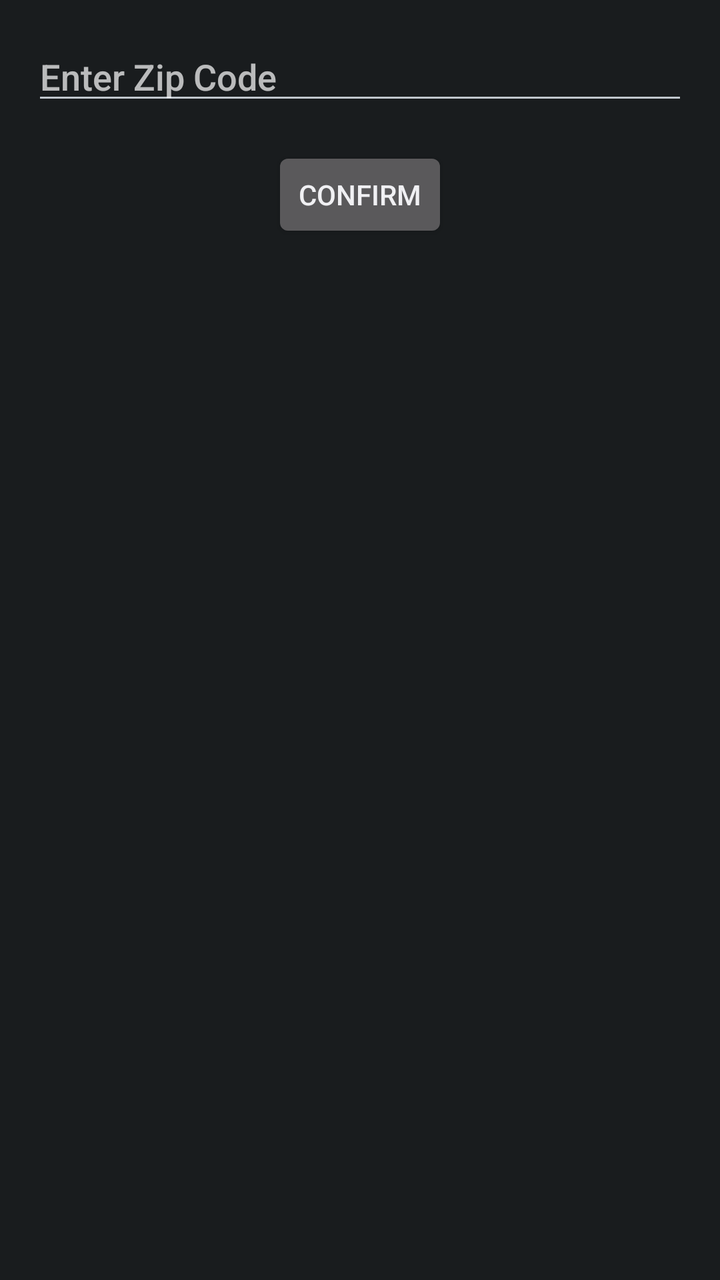
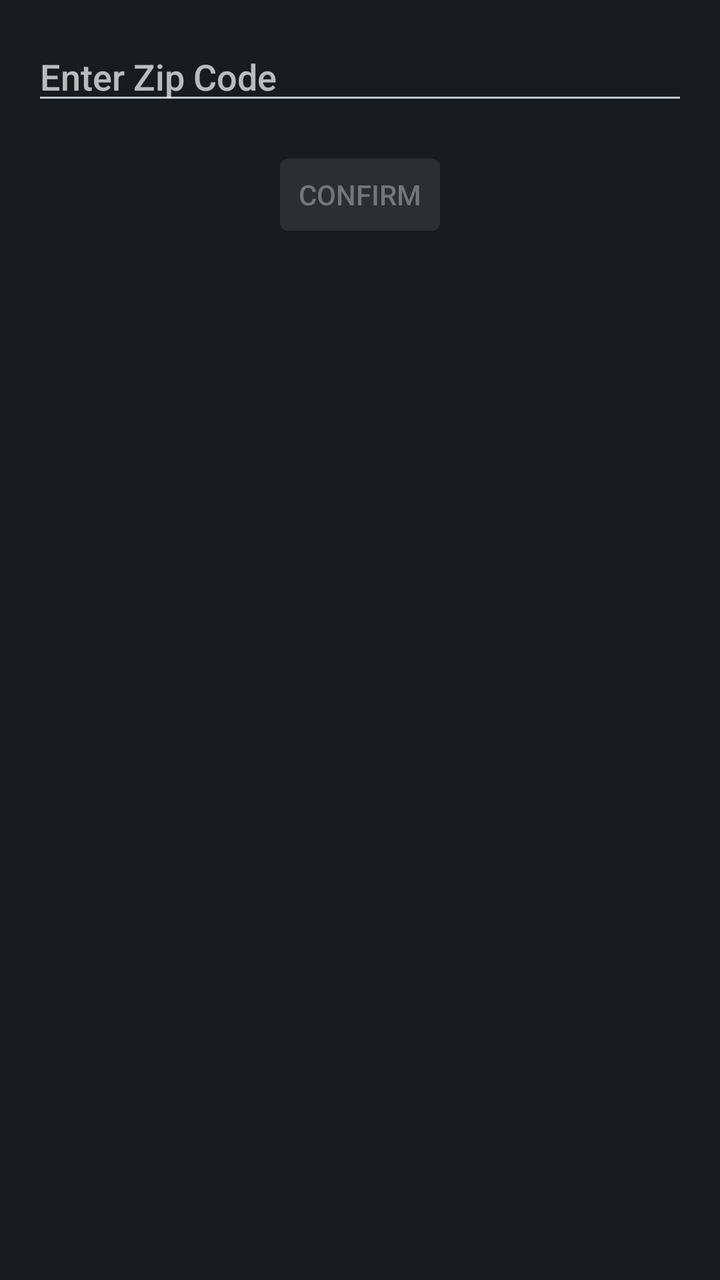

Screens rendered from an Android XML layout before and after an edit, with the pre-edit source and the edit as a unified diff.
<!-- AndroidManifest.xml: application theme android:Theme.DeviceDefault -->
<!-- res/layout/widget_configure.xml -->
<?xml version="1.0" encoding="utf-8"?>
<LinearLayout xmlns:android="http://schemas.android.com/apk/res/android"
    android:layout_width="match_parent"
    android:layout_height="wrap_content"
    android:orientation="vertical"
    android:padding="16dp">

    <EditText
        android:id="@+id/editTextZipCode"
        android:layout_width="match_parent"
        android:layout_height="wrap_content"
        android:hint="Enter Zip Code"
        android:inputType="number"
        android:maxLines="1" />

    <Button
        android:id="@+id/buttonConfirm"
        android:layout_width="wrap_content"
        android:layout_height="wrap_content"
        android:layout_marginTop="16dp"
        android:layout_gravity="center_horizontal"
        android:text="Confirm" />

</LinearLayout>
<!-- resources referenced by this layout -->
<resources>

</resources>

<!-- the commit's change to res/layout/widget_configure.xml (unified diff, before → after) -->
@@ -13,12 +13,31 @@
         android:inputType="number"
         android:maxLines="1" />
 
+    <TextView
+        android:id="@+id/textViewLocationResult"
+        android:layout_width="wrap_content"
+        android:layout_height="wrap_content"
+        android:layout_marginTop="8dp"
+        android:textStyle="bold"
+        android:visibility="gone" /> 
+
+    <Button
+        android:id="@+id/buttonAcceptLocation"
+        android:layout_width="wrap_content"
+        android:layout_height="wrap_content"
+        android:layout_marginTop="8dp"
+        android:layout_gravity="center_horizontal"
+        android:text="Accept Location"
+        android:enabled="false"
+        android:visibility="gone" /> 
+
     <Button
         android:id="@+id/buttonConfirm"
         android:layout_width="wrap_content"
         android:layout_height="wrap_content"
         android:layout_marginTop="16dp"
         android:layout_gravity="center_horizontal"
-        android:text="Confirm" />
+        android:text="Confirm"
+        android:enabled="false" />
 
 </LinearLayout>
